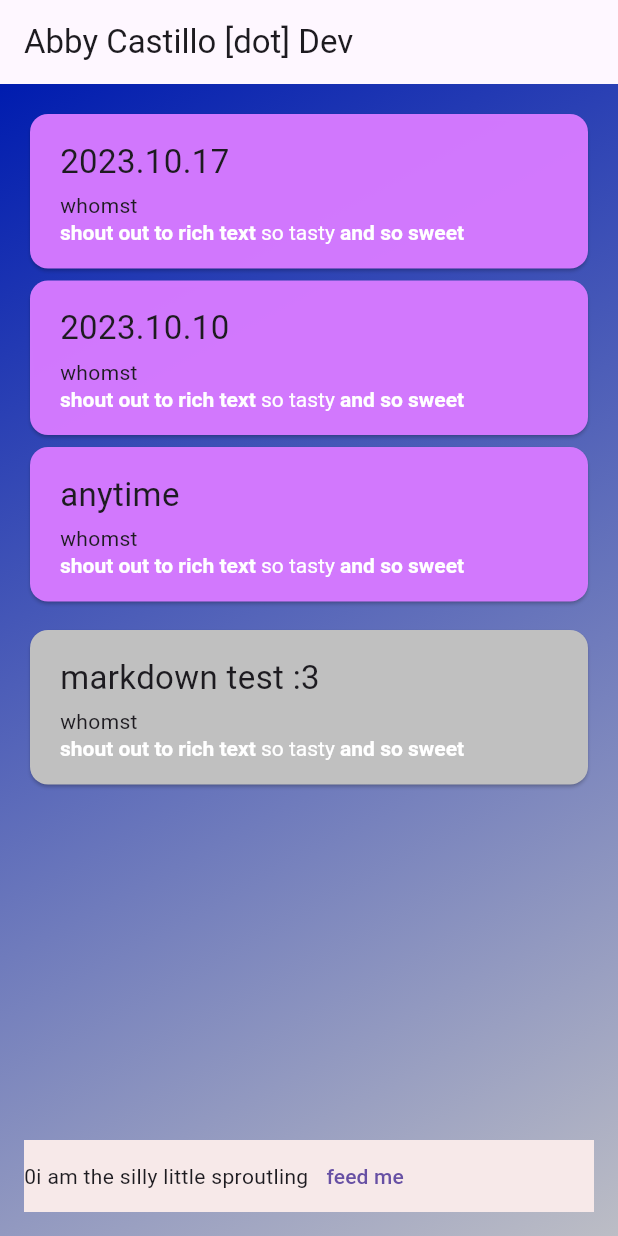
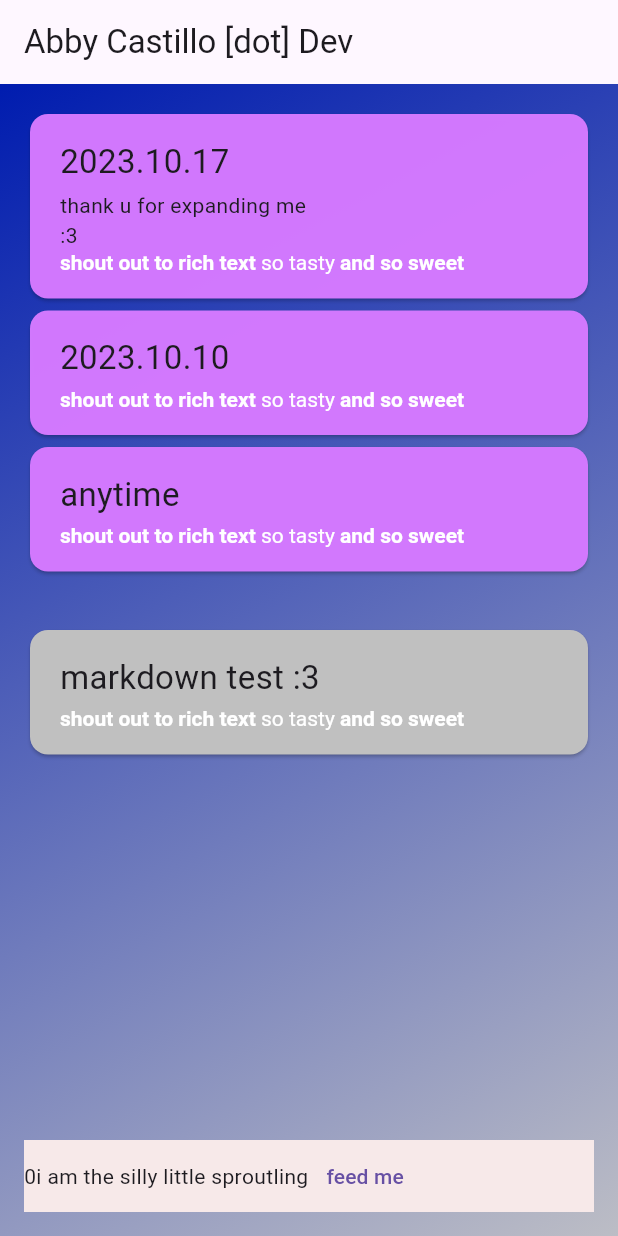
Before and after one commit to abbymachines/flutter-dev-portfolio, a Flutter app: the screen it shows after launch, after a tap on "2023.10.17", on a phone screen of 412 x 824 dp. Run offline on Flutter 3.47's test engine with Material 2 defaults, Android fonts, the phone set to English and light mode, and no system bars; drawn by our look-alikes of flutter_markdown.

Commit message:
implement expandable text using MarkdownBody

```diff
--- a/lib/widgets/items/item.dart
+++ b/lib/widgets/items/item.dart
@@ -13,15 +13,18 @@ class Item extends StatefulWidget {
 
 class _ItemState extends State<Item> {
   var _isExpanded = false;
+  var _expandedContent = MarkdownBody(data: '');
 
   void toggleExpanded() {
     if (_isExpanded == false) {
       setState(() {
         _isExpanded = true;
+        _expandedContent = MarkdownBody(data: 'thank u for expanding me :3');
       });
     } else {
       setState(() {
         _isExpanded = false;
+        _expandedContent = MarkdownBody(data: '');
       });
     }
   }
@@ -44,13 +47,11 @@ class _ItemState extends State<Item> {
                 textAlign: TextAlign.left,
               ),
               const SizedBox(height: 4),
-              const Row(
+              Row(
                 children: [
                   Flexible(
                     fit: FlexFit.loose,
-                    child: MarkdownBody(
-                      data: 'whomst',
-                    ),
+                    child: _expandedContent,
                     // Text(
                     //   (() {
                     //     if (_isExpanded) {
```
